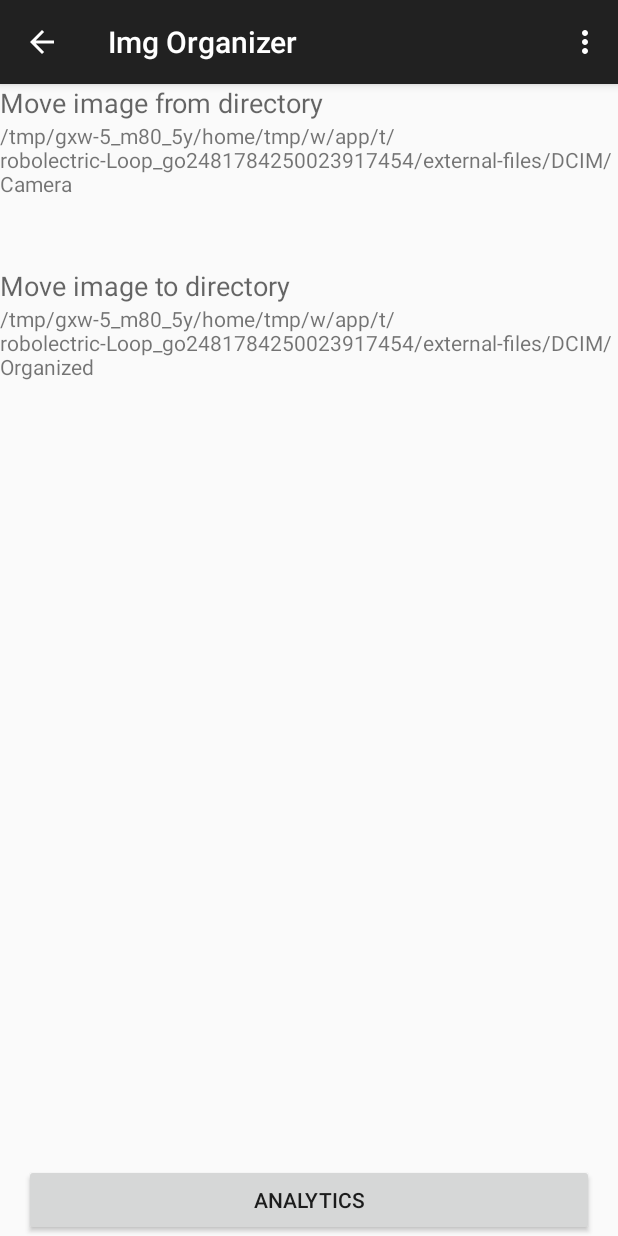
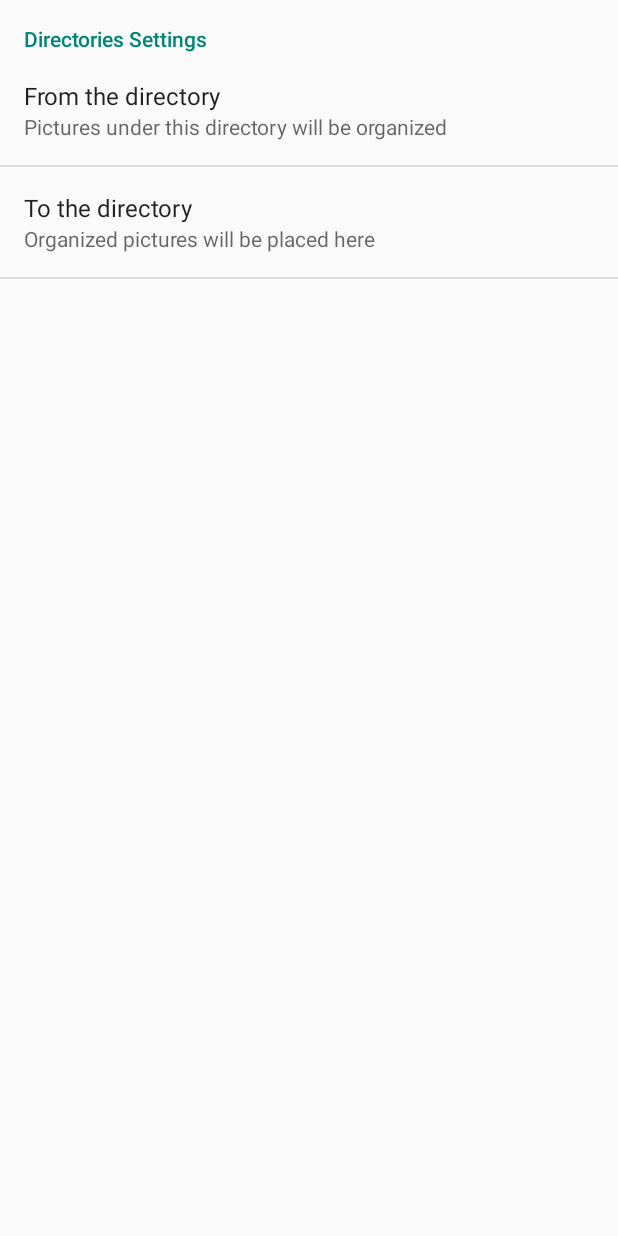
Before and after one commit to walkingice/img_organizer, an Android app: the screen it shows after launch (MainActivity before the commit, SettingsActivity after it), in the options menu, after a tap on "Settings", on a phone screen of 412 x 824 dp. Run offline under Robolectric (Android 15) with nearby library versions, the phone set to English and light mode, and no system bars; network calls fail; 2 statements that could not run were skipped.

Commit message:
add simple SettingsActivity and launch it

```diff
--- a/app/src/main/AndroidManifest.xml
+++ b/app/src/main/AndroidManifest.xml
@@ -1,6 +1,6 @@
 <?xml version="1.0" encoding="utf-8"?>
-<manifest xmlns:android="http://schemas.android.com/apk/res/android"
-    package="org.zeroxlab.imgorg">
+<manifest package="org.zeroxlab.imgorg"
+          xmlns:android="http://schemas.android.com/apk/res/android">
 
     <uses-permission android:name="android.permission.WRITE_EXTERNAL_STORAGE"></uses-permission>
 
@@ -21,6 +21,8 @@
 
         <activity android:name="AnalyActivity"
             />
+        <activity android:name="SettingsActivity"
+            />
     </application>
 
 </manifest>
--- a/app/src/main/java/org/zeroxlab/imgorg/MainActivity.java
+++ b/app/src/main/java/org/zeroxlab/imgorg/MainActivity.java
@@ -1,5 +1,6 @@
 package org.zeroxlab.imgorg;
 
+import android.content.Intent;
 import android.os.Bundle;
 import android.support.v4.app.Fragment;
 import android.support.v4.app.FragmentManager;
@@ -102,6 +103,8 @@ public class MainActivity extends AppCompatActivity
 
         //noinspection SimplifiableIfStatement
         if (id == R.id.action_settings) {
+            Intent intent = new Intent(this, SettingsActivity.class);
+            startActivity(intent);
             return true;
         }
 
--- /dev/null
+++ b/app/src/main/java/org/zeroxlab/imgorg/SettingsActivity.java
@@ -0,0 +1,18 @@
+// vim: et sw=4 sts=4 tabstop=4
+package org.zeroxlab.imgorg;
+
+import android.app.Activity;
+import android.os.Bundle;
+
+
+public class SettingsActivity extends Activity {
+    @Override
+    protected void onCreate(Bundle savedInstanceState) {
+        super.onCreate(savedInstanceState);
+
+        // Display the fragment as the main content.
+        getFragmentManager().beginTransaction()
+                .replace(android.R.id.content, new SettingsFrag())
+                .commit();
+    }
+}
--- /dev/null
+++ b/app/src/main/java/org/zeroxlab/imgorg/SettingsFrag.java
@@ -0,0 +1,47 @@
+// vim: et sw=4 sts=4 tabstop=4
+package org.zeroxlab.imgorg;
+
+import android.content.Intent;
+import android.content.SharedPreferences;
+import android.content.SharedPreferences.OnSharedPreferenceChangeListener;
+import android.content.res.Resources;
+import android.os.Bundle;
+import android.preference.PreferenceFragment;
+
+public class SettingsFrag extends PreferenceFragment implements OnSharedPreferenceChangeListener {
+
+    private Resources mRes;
+
+    @Override
+    public void onCreate(Bundle savedInstanceState) {
+        super.onCreate(savedInstanceState);
+        mRes = getResources();
+
+        addPreferencesFromResource(R.xml.settings);
+
+        getPreferenceScreen().getSharedPreferences()
+                .registerOnSharedPreferenceChangeListener(this);
+    }
+
+    @Override
+    public void onDestroy() {
+        super.onDestroy();
+        getPreferenceScreen().getSharedPreferences()
+                .unregisterOnSharedPreferenceChangeListener(this);
+    }
+
+    @Override
+    public void onResume() {
+        super.onResume();
+        setPreferenceScreen(getPreferenceScreen());
+    }
+
+    @Override
+    public void onActivityResult(int request, int result, Intent data) {
+    }
+
+    @Override
+    public void onSharedPreferenceChanged(SharedPreferences pref, String key) {
+        //getActivity().setResult();
+    }
+}
--- /dev/null
+++ b/app/src/main/res/xml/settings.xml
@@ -0,0 +1,17 @@
+<?xml version="1.0" encoding="utf-8"?>
+<PreferenceScreen xmlns:android="http://schemas.android.com/apk/res/android" >
+	<PreferenceCategory
+		android:title="Directories Settings"
+		>
+		<EditTextPreference
+			android:key="@string/key_from_dir"
+			android:title="From the directory"
+			android:summary="Pictures under this directory will be organized"
+			/>
+		<EditTextPreference
+			android:key="@string/key_to_dir"
+			android:title="To the directory"
+			android:summary="Organized pictures will be placed here"
+			/>
+	</PreferenceCategory>
+</PreferenceScreen>
```
